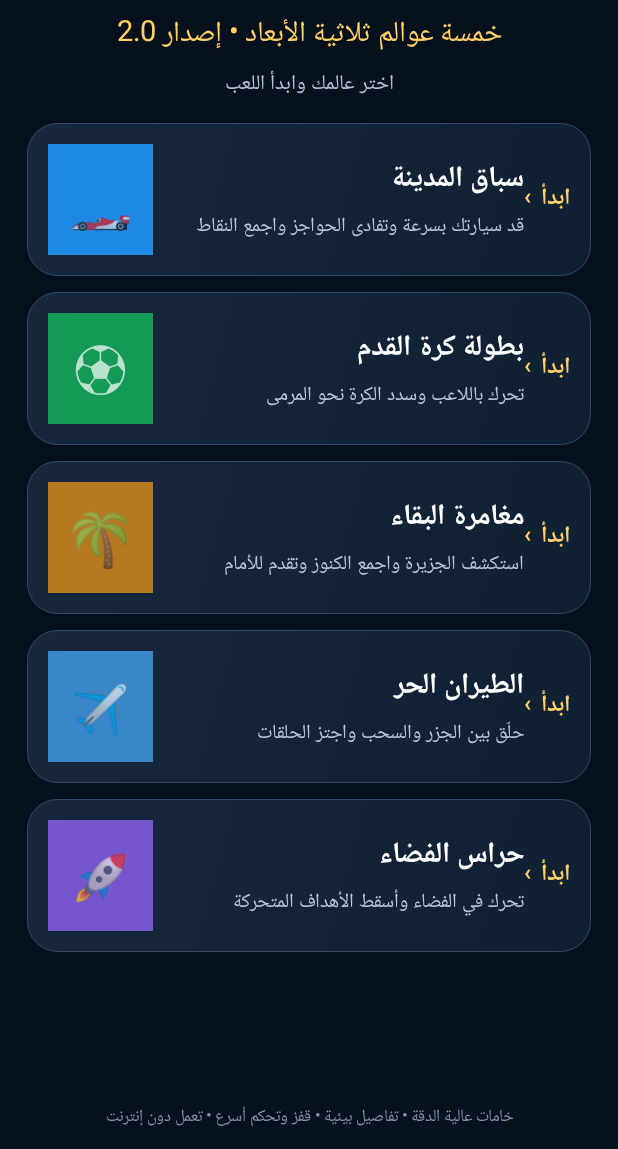
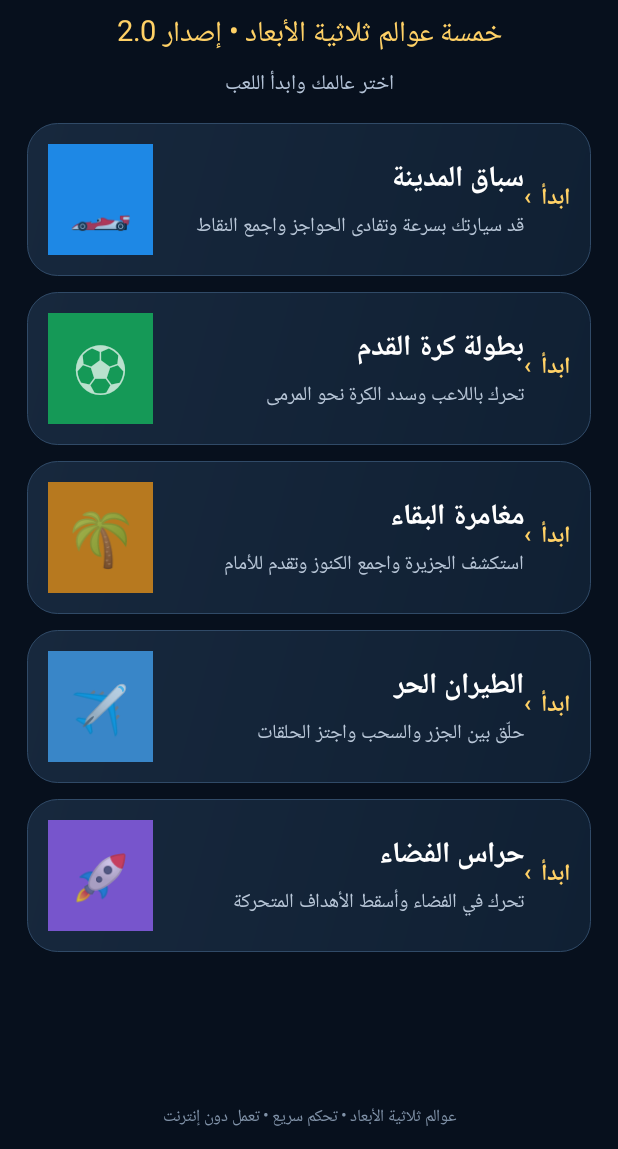
Before and after one commit to azd103307-bot/SHADOW-Xx, an Android app: the screen it shows after launch (MainActivity), on a phone screen of 412 x 824 dp, the part 87-1236 px from its top. Run offline under Robolectric (Android 15) with nearby library versions, the phone set to English and light mode, and no system bars.

Commit message:
Remove misleading high-resolution texture claim

```diff
--- a/app/src/main/java/com/shadow/xx/MainActivity.kt
+++ b/app/src/main/java/com/shadow/xx/MainActivity.kt
@@ -86,7 +86,7 @@ class MainActivity : Activity() {
         scroll.addView(list)
         root.addView(scroll,LinearLayout.LayoutParams(-1,0,1f))
         root.addView(TextView(this).apply {
-            text="خامات عالية الدقة • تفاصيل بيئية • قفز وتحكم أسرع • تعمل دون إنترنت"
+            text="عوالم ثلاثية الأبعاد • تحكم سريع • تعمل دون إنترنت"
             textSize=11f; setTextColor(0xFF8193A9.toInt()); gravity=Gravity.CENTER
             setPadding(0,dp(10),0,0)
         })
```
